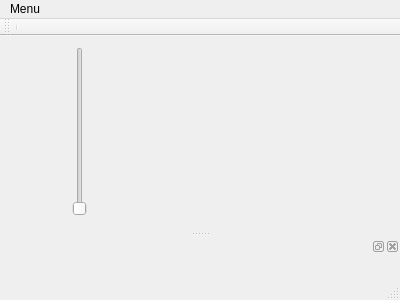
First picture: the form in Wifibot/mainwindow.ui, repository louisFauvernier/WifiBot, before the edit.
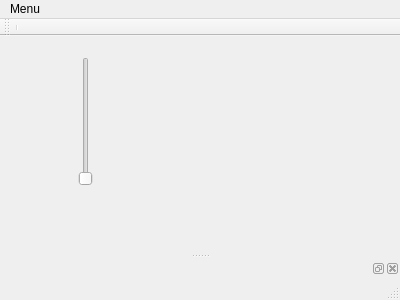
Second picture: the form after the edit. Icons and pictures are not drawn.

Commit message: Mise à jour

```diff
--- a/Wifibot/mainwindow.ui
+++ b/Wifibot/mainwindow.ui
@@ -18,9 +18,9 @@
     <property name="geometry">
      <rect>
       <x>10</x>
-      <y>0</y>
-      <width>361</width>
-      <height>191</height>
+      <y>10</y>
+      <width>381</width>
+      <height>151</height>
      </rect>
     </property>
     <layout class="QHBoxLayout" name="horizontalLayout">
@@ -278,8 +278,8 @@
    </property>
    <property name="minimumSize">
     <size>
-     <width>100</width>
-     <height>41</height>
+     <width>400</width>
+     <height>10</height>
     </size>
    </property>
    <property name="layoutDirection">
```
The commit also changes 2 other files.
